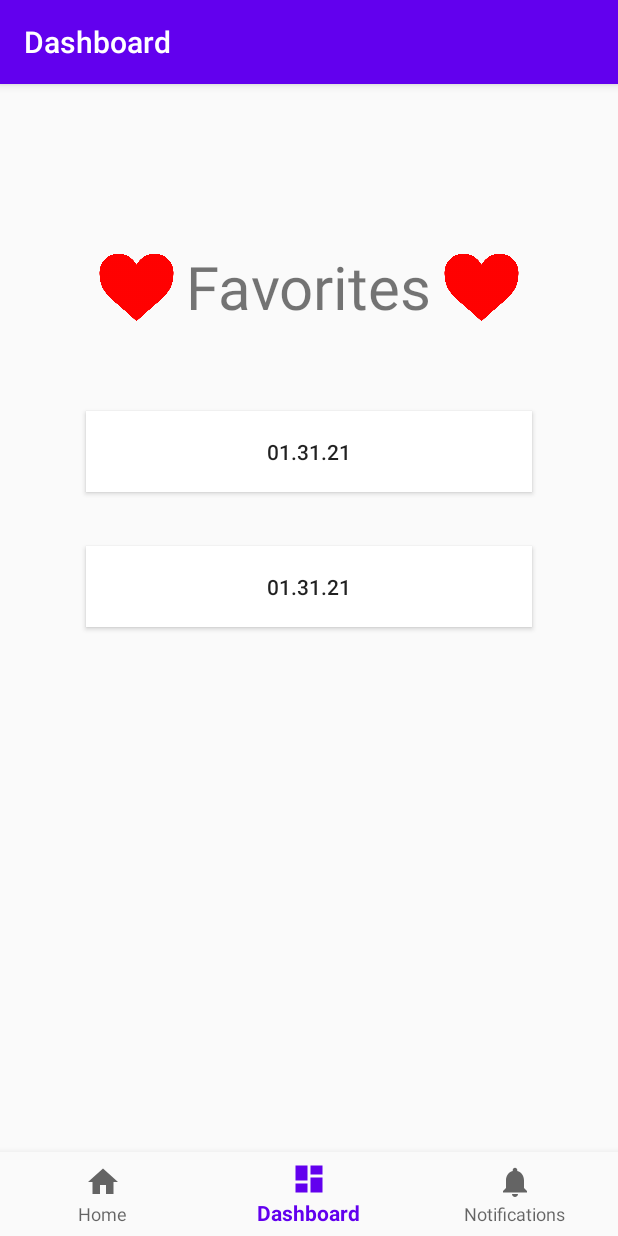
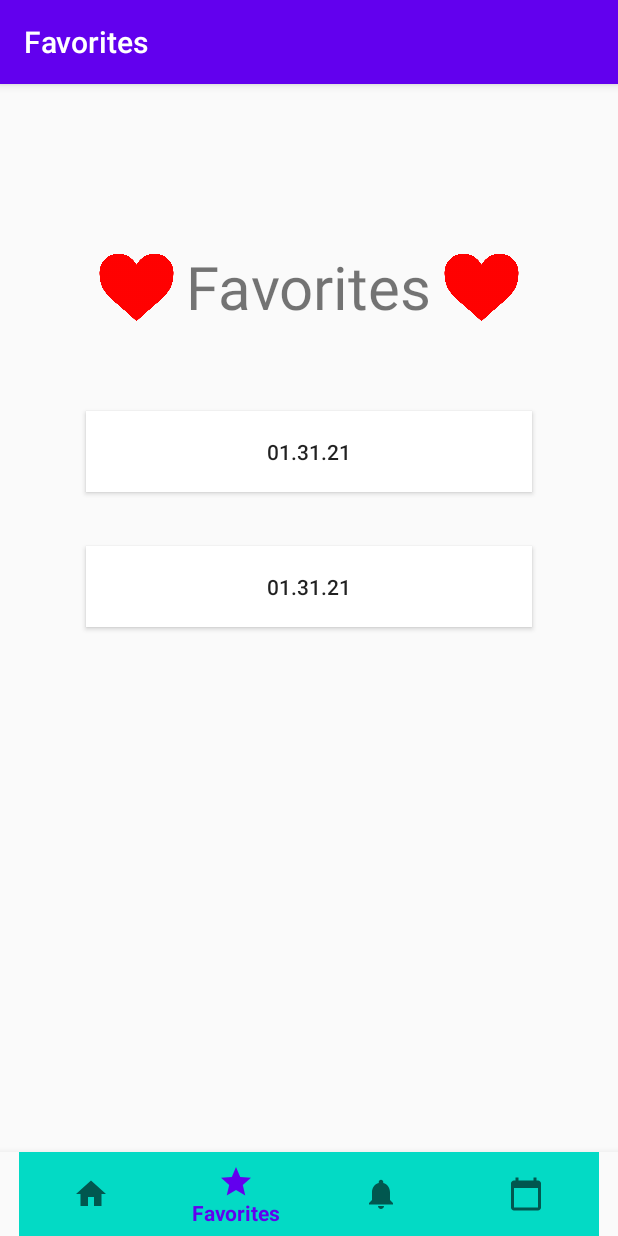
Before and after one commit to achenvc/vCareApp, an Android app: the FavoritesFragment screen opened through its navigation route, on a phone screen of 412 x 824 dp. Run offline under Robolectric (Android 15) with nearby library versions, the phone set to English and light mode, and no system bars; our stand-ins replace navigation-ui.

Commit message:
Change Navigation Bar

```diff
--- a/app/build.gradle
+++ b/app/build.gradle
@@ -30,6 +30,7 @@ dependencies {
     implementation 'androidx.navigation:navigation-fragment:2.1.0'
     implementation 'androidx.navigation:navigation-ui:2.1.0'
     implementation 'androidx.lifecycle:lifecycle-extensions:2.1.0'
+    implementation 'androidx.legacy:legacy-support-v4:1.0.0'
     testImplementation 'junit:junit:4.12'
     androidTestImplementation 'androidx.test.ext:junit:1.1.2'
     androidTestImplementation 'androidx.test.espresso:espresso-core:3.3.0'
--- a/app/src/main/java/com/chenangela/vcare/MainActivity.java
+++ b/app/src/main/java/com/chenangela/vcare/MainActivity.java
@@ -20,7 +20,7 @@ public class MainActivity extends AppCompatActivity {
         // Passing each menu ID as a set of Ids because each
         // menu should be considered as top level destinations.
         AppBarConfiguration appBarConfiguration = new AppBarConfiguration.Builder(
-                R.id.navigation_home, R.id.navigation_dashboard, R.id.navigation_notifications)
+                R.id.navigation_home, R.id.navigation_favorites, R.id.navigation_notifications)
                 .build();
         NavController navController = Navigation.findNavController(this, R.id.nav_host_fragment);
         NavigationUI.setupActionBarWithNavController(this, navController, appBarConfiguration);
--- /dev/null
+++ b/app/src/main/java/com/chenangela/vcare/ui/calendar/CalendarViewModel.java
@@ -0,0 +1,18 @@
+package com.chenangela.vcare.ui.calendar;
+
+import androidx.lifecycle.LiveData;
+import androidx.lifecycle.MutableLiveData;
+import androidx.lifecycle.ViewModel;
+
+public class CalendarViewModel extends ViewModel {
+    private MutableLiveData<String> mText;
+
+    public CalendarViewModel() {
+        mText = new MutableLiveData<>();
+        mText.setValue("This is calendar fragment");
+    }
+
+    public LiveData<String> getText() {
+        return mText;
+    }
+}
--- a/app/src/main/java/com/chenangela/vcare/ui/dashboard/DashboardFragment.java
+++ b/app/src/main/java/com/chenangela/vcare/ui/dashboard/FavoritesFragment.java
@@ -4,24 +4,21 @@ import android.os.Bundle;
 import android.view.LayoutInflater;
 import android.view.View;
 import android.view.ViewGroup;
-import android.widget.TextView;
 
 import androidx.annotation.NonNull;
-import androidx.annotation.Nullable;
 import androidx.fragment.app.Fragment;
-import androidx.lifecycle.Observer;
 import androidx.lifecycle.ViewModelProviders;
 
 import com.chenangela.vcare.R;
 
-public class DashboardFragment extends Fragment {
+public class FavoritesFragment extends Fragment {
 
-    private DashboardViewModel dashboardViewModel;
+    private FavoritesViewModel dashboardViewModel;
 
     public View onCreateView(@NonNull LayoutInflater inflater,
                              ViewGroup container, Bundle savedInstanceState) {
         dashboardViewModel =
-                ViewModelProviders.of(this).get(DashboardViewModel.class);
+                ViewModelProviders.of(this).get(FavoritesViewModel.class);
         View root = inflater.inflate(R.layout.fragment_favorites, container, false);
         //final TextView textView = root.findViewById(R.id.text_dashboard);
         //final TextView favorites_title = root.findViewById(R.id.favorites_title);
--- a/app/src/main/java/com/chenangela/vcare/ui/dashboard/DashboardViewModel.java
+++ b/app/src/main/java/com/chenangela/vcare/ui/dashboard/FavoritesViewModel.java
@@ -4,13 +4,13 @@ import androidx.lifecycle.LiveData;
 import androidx.lifecycle.MutableLiveData;
 import androidx.lifecycle.ViewModel;
 
-public class DashboardViewModel extends ViewModel {
+public class FavoritesViewModel extends ViewModel {
 
     private MutableLiveData<String> mText;
 
-    public DashboardViewModel() {
+    public FavoritesViewModel() {
         mText = new MutableLiveData<>();
-        mText.setValue("This is dashboard fragment");
+        mText.setValue("This is favorites fragment");
     }
 
     public LiveData<String> getText() {
--- /dev/null
+++ b/app/src/main/res/drawable/ic_baseline_calendar_today_24.xml
@@ -0,0 +1,10 @@
+<vector xmlns:android="http://schemas.android.com/apk/res/android"
+    android:width="24dp"
+    android:height="24dp"
+    android:viewportWidth="24"
+    android:viewportHeight="24"
+    android:tint="?attr/colorControlNormal">
+  <path
+      android:fillColor="@android:color/white"
+      android:pathData="M20,3h-1L19,1h-2v2L7,3L7,1L5,1v2L4,3c-1.1,0 -2,0.9 -2,2v16c0,1.1 0.9,2 2,2h16c1.1,0 2,-0.9 2,-2L22,5c0,-1.1 -0.9,-2 -2,-2zM20,21L4,21L4,8h16v13z"/>
+</vector>
--- /dev/null
+++ b/app/src/main/res/drawable/ic_baseline_star_24.xml
@@ -0,0 +1,10 @@
+<vector xmlns:android="http://schemas.android.com/apk/res/android"
+    android:width="24dp"
+    android:height="24dp"
+    android:viewportWidth="24"
+    android:viewportHeight="24"
+    android:tint="?attr/colorControlNormal">
+  <path
+      android:fillColor="@android:color/white"
+      android:pathData="M12,17.27L18.18,21l-1.64,-7.03L22,9.24l-7.19,-0.61L12,2 9.19,8.63 2,9.24l5.46,4.73L5.82,21z"/>
+</vector>
--- a/app/src/main/res/layout/activity_main.xml
+++ b/app/src/main/res/layout/activity_main.xml
@@ -16,7 +16,8 @@
         app:layout_constraintBottom_toBottomOf="parent"
         app:layout_constraintLeft_toLeftOf="parent"
         app:layout_constraintRight_toRightOf="parent"
-        app:menu="@menu/bottom_nav_menu" />
+        app:menu="@menu/bottom_nav_menu"
+        app:itemBackground="@color/colorAccent"/>
 
     <fragment
         android:id="@+id/nav_host_fragment"
@@ -25,9 +26,11 @@
         android:layout_height="match_parent"
         app:defaultNavHost="true"
         app:layout_constraintBottom_toTopOf="@id/nav_view"
+        app:layout_constraintHorizontal_bias="0.0"
         app:layout_constraintLeft_toLeftOf="parent"
         app:layout_constraintRight_toRightOf="parent"
         app:layout_constraintTop_toTopOf="parent"
+        app:layout_constraintVertical_bias="1.0"
         app:navGraph="@navigation/mobile_navigation" />
 
 </androidx.constraintlayout.widget.ConstraintLayout>
--- a/app/src/main/res/layout/fragment_favorites.xml
+++ b/app/src/main/res/layout/fragment_favorites.xml
@@ -4,7 +4,7 @@
     xmlns:tools="http://schemas.android.com/tools"
     android:layout_width="match_parent"
     android:layout_height="match_parent"
-    tools:context=".ui.dashboard.DashboardFragment">
+    tools:context=".ui.dashboard.FavoritesFragment">
 
     <Button
         android:id="@+id/entry_6"
--- a/app/src/main/res/menu/bottom_nav_menu.xml
+++ b/app/src/main/res/menu/bottom_nav_menu.xml
@@ -7,13 +7,17 @@
         android:title="@string/title_home" />
 
     <item
-        android:id="@+id/navigation_dashboard"
-        android:icon="@drawable/ic_dashboard_black_24dp"
-        android:title="@string/title_dashboard" />
+        android:id="@+id/navigation_favorites"
+        android:icon="@drawable/ic_baseline_star_24"
+        android:title="@string/title_favorites" />
 
     <item
         android:id="@+id/navigation_notifications"
         android:icon="@drawable/ic_notifications_black_24dp"
         android:title="@string/title_notifications" />
 
+    <item
+    android:id="@+id/navigation_calendar"
+    android:icon="@drawable/ic_baseline_calendar_today_24"
+    android:title="@string/title_calendar" />
 </menu>
--- a/app/src/main/res/navigation/mobile_navigation.xml
+++ b/app/src/main/res/navigation/mobile_navigation.xml
@@ -12,9 +12,9 @@
         tools:layout="@layout/fragment_home" />
 
     <fragment
-        android:id="@+id/navigation_dashboard"
-        android:name="com.chenangela.vcare.ui.dashboard.DashboardFragment"
-        android:label="@string/title_dashboard"
+        android:id="@+id/navigation_favorites"
+        android:name="com.chenangela.vcare.ui.dashboard.FavoritesFragment"
+        android:label="@string/title_favorites"
         tools:layout="@layout/fragment_favorites" />
 
     <fragment
@@ -22,4 +22,9 @@
         android:name="com.chenangela.vcare.ui.notifications.NotificationsFragment"
         android:label="@string/title_notifications"
         tools:layout="@layout/fragment_notifications" />
+    <fragment
+        android:id="@+id/navigation_calendar"
+        android:name="com.chenangela.vcare.ui.calendar.CalendarFragment"
+        android:label="@string/title_calendar"
+        tools:layout="@layout/fragment_calendar" />
 </navigation>
--- a/app/src/main/res/values/strings.xml
+++ b/app/src/main/res/values/strings.xml
@@ -1,6 +1,7 @@
 <resources>
     <string name="app_name">vCare</string>
     <string name="title_home">Home</string>
-    <string name="title_dashboard">Dashboard</string>
+    <string name="title_favorites">Favorites</string>
     <string name="title_notifications">Notifications</string>
+    <string name="title_calendar">Calendar</string>
 </resources>
```
